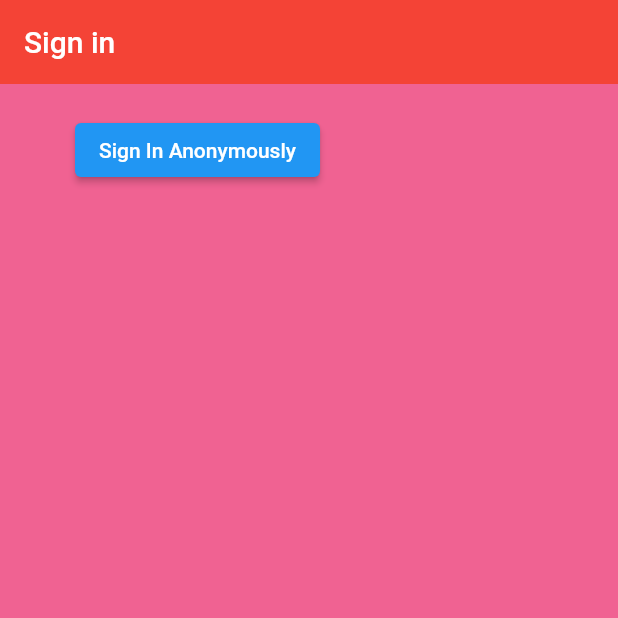
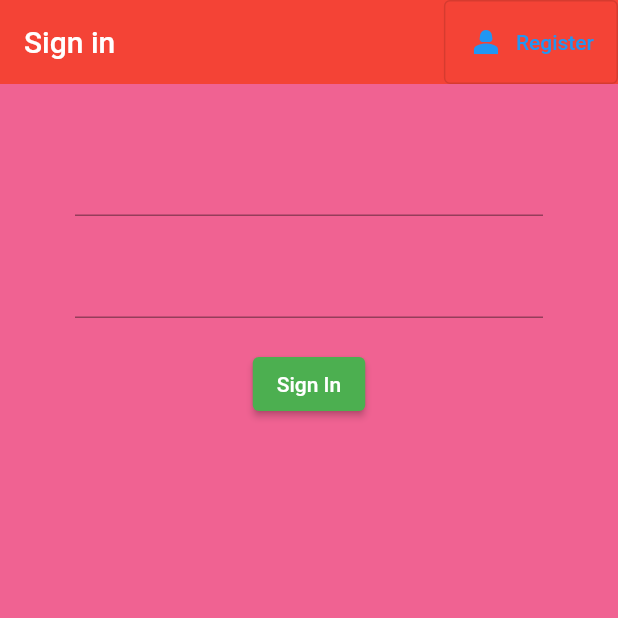
Before and after one commit to neilpreyes/my_first_flutter_project, a Flutter app: the screen it shows after launch, on a phone screen of 412 x 824 dp, the top half of it. Run offline on Flutter 3.47's test engine with Material 2 defaults, Android fonts, the phone set to English and light mode, and no system bars; our stand-ins replace firebase_auth, firebase_core; accounts and stored records are empty.

Commit message:
Completed login/register screens

```diff
--- a/lib/Screens/Authenticate/authenticate.dart
+++ b/lib/Screens/Authenticate/authenticate.dart
@@ -1,5 +1,6 @@
 import 'package:flutter/material.dart';
 import 'package:my_first_flutter_project/Screens/Authenticate/sign_in.dart';
+import 'package:my_first_flutter_project/Screens/Authenticate/register.dart';
 
 class Authenticate extends StatefulWidget {
   const Authenticate({super.key});
@@ -9,10 +10,18 @@ class Authenticate extends StatefulWidget {
 }
 
 class _AuthenticateState extends State<Authenticate> {
+  bool showSignIn = true;
+
+  void toggleView(){
+    setState(() => showSignIn = !showSignIn);
+  }
+
   @override
   Widget build(BuildContext context) {
-    return Container(
-      child: SignIn(),
-    );
+    if(showSignIn){
+      return SignIn(toggleView: toggleView);
+    }else{
+      return Register(toggleView: toggleView);
+    }
   }
 }
--- a/lib/Screens/Authenticate/sign_in.dart
+++ b/lib/Screens/Authenticate/sign_in.dart
@@ -2,7 +2,9 @@ import 'package:flutter/material.dart';
 import 'package:my_first_flutter_project/Services/auth.dart';
 
 class SignIn extends StatefulWidget {
-  const SignIn({super.key});
+  //const SignIn({super.key});
+  final toggleView;
+  const SignIn({Key? key, this.toggleView}) : super(key: key);
 
   @override
   State<SignIn> createState() => _SignInState();
@@ -11,6 +13,13 @@ class SignIn extends StatefulWidget {
 class _SignInState extends State<SignIn> {
 
   final AuthService _auth = AuthService();
+  final _formKey = GlobalKey<FormState>();
+
+  //text field state
+  var email = '';
+  var password = '';
+  String error = '';
+
 
   @override
   Widget build(BuildContext context) {
@@ -20,21 +29,63 @@ class _SignInState extends State<SignIn> {
         backgroundColor: Colors.red,
         elevation: 0.0,
         title: Text('Sign in'),
+        actions: <Widget>[
+          OutlinedButton.icon(
+            icon: Icon(Icons.person_2),
+            label: Text("Register"),
+            onPressed: (){
+              widget.toggleView();
+            }
+          )
+        ]
       ),
       body: Container(
         padding: EdgeInsets.symmetric(vertical: 20.0, horizontal: 50.0),
-        child: ElevatedButton(
-            child: Text('Sign In Anonymously'),
-          onPressed: () async {
-            dynamic result = await _auth.signInAnon();
-            if(result == null){
-              print("error signing in");
-            }else{
-              print("Sign In");
-              print(result.uid);
-            }
-          },
-        ),
+        child: Form(
+          key: _formKey,
+          child: Column(
+            children: <Widget>[
+              SizedBox(height: 20),
+              TextFormField(
+                  validator: (val) => val!.isEmpty ? 'Enter an email' : null,
+                onChanged: (val){
+                  setState(() => email = val);
+                }
+              ),
+              SizedBox(height: 20),
+              TextFormField(
+                  validator: (val) => val!.length < 6 ? 'Enter a password with more than 6 characters' : null,
+                  obscureText: true,
+                  onChanged: (val){
+                  setState(() => password = val);
+                }
+              ),
+              SizedBox(height: 20),
+              ElevatedButton(
+                onPressed: () async {
+                  if(_formKey.currentState!.validate()){
+                    dynamic result = await _auth.signInWithEmailandPassword(email, password);
+                    if(result == null){
+                      setState(() => error = 'Please enter a valid email or password');
+                    }
+                  }
+                },
+                style: ButtonStyle(
+                  backgroundColor: MaterialStateProperty.all<Color>(Colors.green),
+                ),
+                child: const Text(
+                  "Sign In",
+                  style: TextStyle(color: Colors.white),
+                ),
+              ),
+              SizedBox(height: 12.0),
+              Text(
+                error,
+                style: TextStyle(color: Colors.red, fontSize: 14.0),
+              ),
+            ],
+          ),
+        )
       ),
     );
   }
--- a/lib/Screens/Home/home.dart
+++ b/lib/Screens/Home/home.dart
@@ -9,10 +9,10 @@ class Home extends StatelessWidget {
   @override
   Widget build(BuildContext context) {
     return Scaffold(
-      backgroundColor: Colors.brown[50],
+      backgroundColor: Colors.blue[100],
       appBar: AppBar(
         title: Text("CPP Housing Rating"),
-        backgroundColor: Colors.redAccent[400],
+        backgroundColor: Colors.red[300],
         elevation: 0.0,
         actions: <Widget>[
           OutlinedButton.icon(
```
Also changed, not shown: lib/Screens/Authenticate/register.dart (added, +92 -0 lines), lib/Services/auth.dart (+20 -0 lines).
